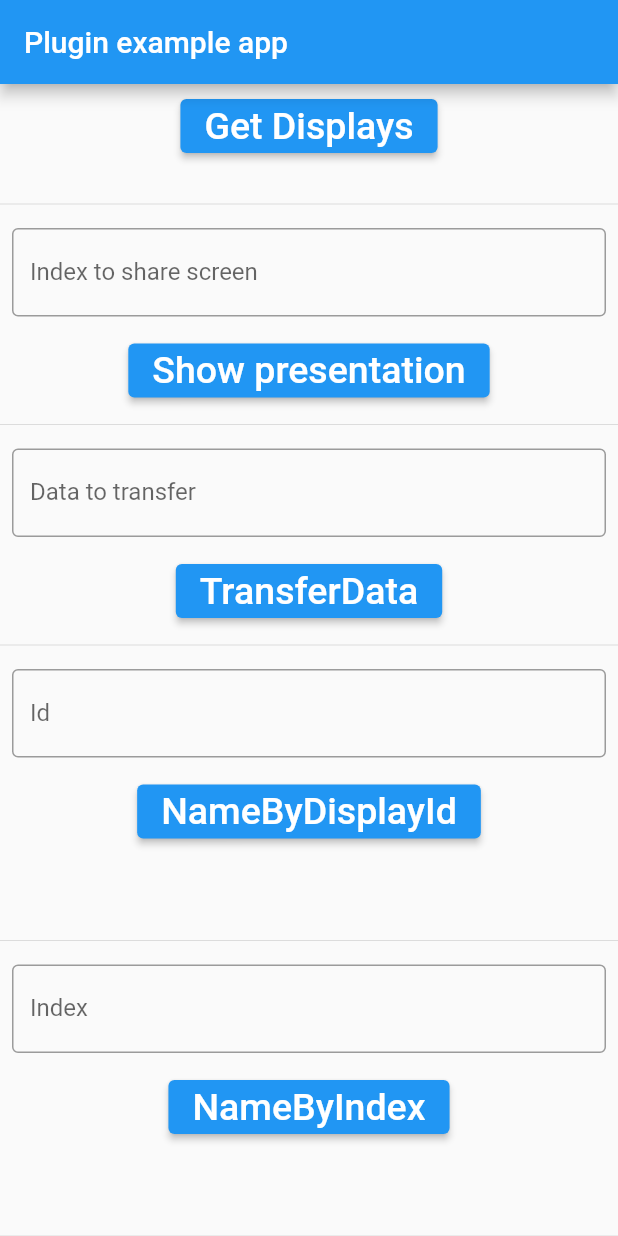
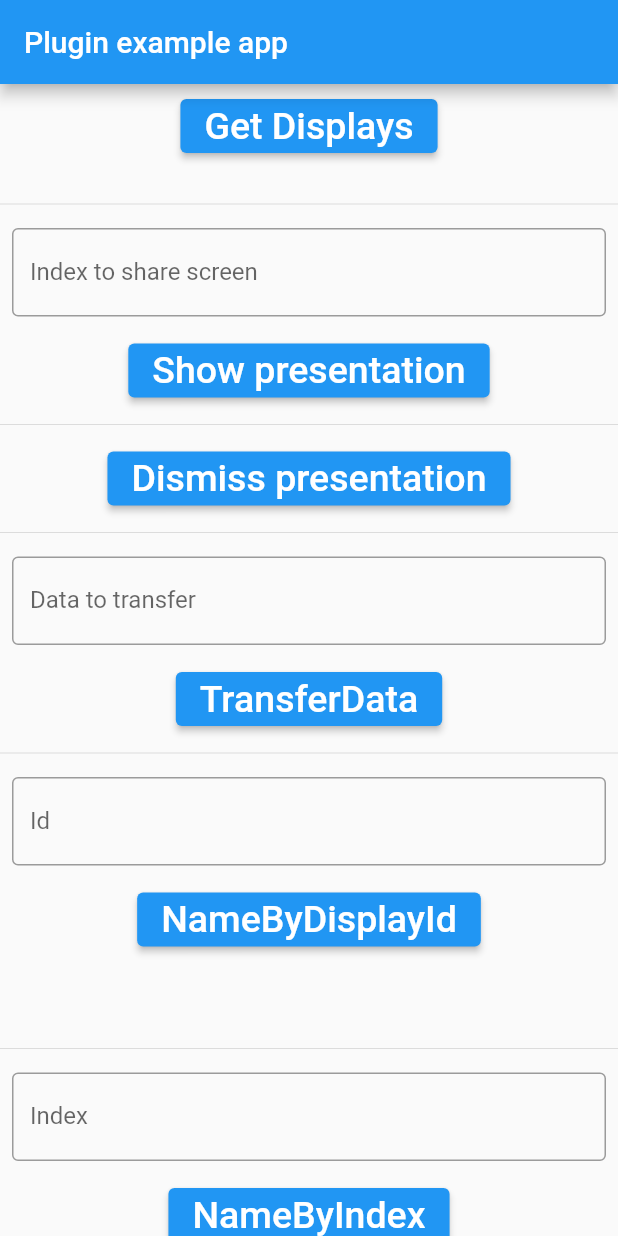
Before and after one commit to VNAPNIC/presentation-displays, a Flutter app: the screen it shows after launch, on a phone screen of 412 x 824 dp. Run offline on Flutter 3.47's test engine with Material 2 defaults, Android fonts, the phone set to English and light mode, and no system bars.

Commit message:
dismiss presentation display from second screen

```diff
--- a/example/lib/main.dart
+++ b/example/lib/main.dart
@@ -91,6 +91,7 @@ class _DisplayManagerScreenState extends State<DisplayManagerScreen> {
             children: <Widget>[
               _getDisplays(),
               _showPresentation(),
+              _dismissPresentation(),
               _transferData(),
               _getDisplayeById(),
               _getDisplayByIndex(),
@@ -160,6 +161,21 @@ class _DisplayManagerScreenState extends State<DisplayManagerScreen> {
                   }
                 }
               }
+            }),
+        const Divider(),
+      ],
+    );
+  }
+
+  Widget _dismissPresentation() {
+    return Column(
+      mainAxisAlignment: MainAxisAlignment.center,
+      crossAxisAlignment: CrossAxisAlignment.center,
+      children: [
+        Button(
+            title: "Dismiss presentation",
+            onPressed: () async {
+              await displayManager.dismissPresentation();
             }),
         const Divider(),
       ],
--- a/lib/displays_manager.dart
+++ b/lib/displays_manager.dart
@@ -9,6 +9,7 @@ import 'package:presentation_displays/secondary_display.dart';
 const _listDisplay = "listDisplay";
 const _showPresentation = "showPresentation";
 const _transferDataToPresentation = "transferDataToPresentation";
+const _dismiss = "dismiss";
 
 /// Display category: secondary display.
 /// <p>
@@ -175,4 +176,9 @@ class DisplayManager {
     return _displayMethodChannel?.invokeMethod<bool?>(
         _transferDataToPresentation, arguments);
   }
+
+  /// Dismiss the presentation display
+  Future<bool?>? dismissPresentation() async {
+    return await _displayMethodChannel?.invokeMethod<bool?>(_dismiss);
+  }
 }
```
Also changed, not shown: 1 other file.
